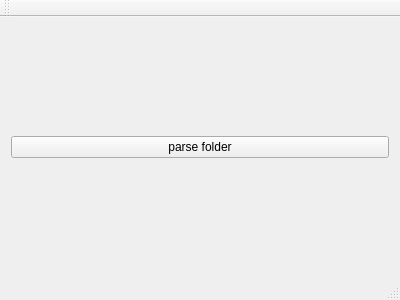
First picture: the form in ClassAnalyzer/MainWindow.ui, repository Ulle84/UllesSourceCode, before the edit.
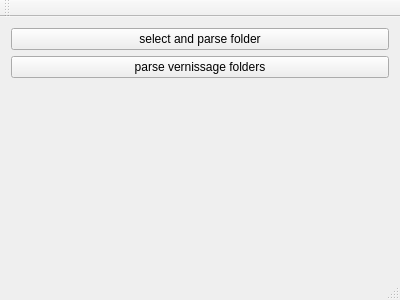
Second picture: the form after the edit.

```diff
--- a/ClassAnalyzer/MainWindow.ui
+++ b/ClassAnalyzer/MainWindow.ui
@@ -14,14 +14,34 @@
    <string>MainWindow</string>
   </property>
   <widget class="QWidget" name="centralWidget">
-   <layout class="QHBoxLayout" name="horizontalLayout">
+   <layout class="QVBoxLayout" name="verticalLayout">
     <item>
      <widget class="QPushButton" name="pushButtonParseFolder">
       <property name="text">
-       <string>parse folder</string>
+       <string>select and parse folder</string>
       </property>
      </widget>
     </item>
+    <item>
+     <widget class="QPushButton" name="pushButtonParseVernissage">
+      <property name="text">
+       <string>parse vernissage folders</string>
+      </property>
+     </widget>
+    </item>
+    <item>
+     <spacer name="verticalSpacer">
+      <property name="orientation">
+       <enum>Qt::Vertical</enum>
+      </property>
+      <property name="sizeHint" stdset="0">
+       <size>
+        <width>20</width>
+        <height>40</height>
+       </size>
+      </property>
+     </spacer>
+    </item>
    </layout>
   </widget>
   <widget class="QMenuBar" name="menuBar">
```
